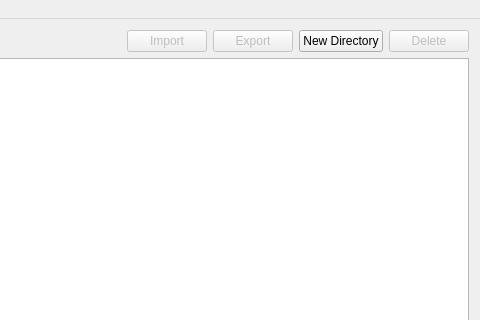
Before: the Qt Designer form src/mainwindow/mainwindow.ui in partition-safe/partition-safe, drawn with Qt 5; both pictures show x 309 to 789 and y 0 to 320 of the 789 by 550 pixel window.
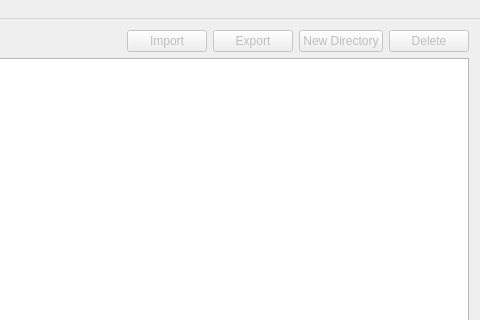
After: the same form once the commit is applied. Custom widgets are drawn as their Qt base class.

Commit message: Mainwindow.cpp code cleanup and fix new directory button enable/disable

```diff
--- a/src/mainwindow/mainwindow.ui
+++ b/src/mainwindow/mainwindow.ui
@@ -150,6 +150,9 @@
       </item>
       <item>
        <widget class="QPushButton" name="buttonNewDirectory">
+        <property name="enabled">
+         <bool>false</bool>
+        </property>
         <property name="text">
          <string>New Directory</string>
         </property>
```
The commit also changes 2 other files.
